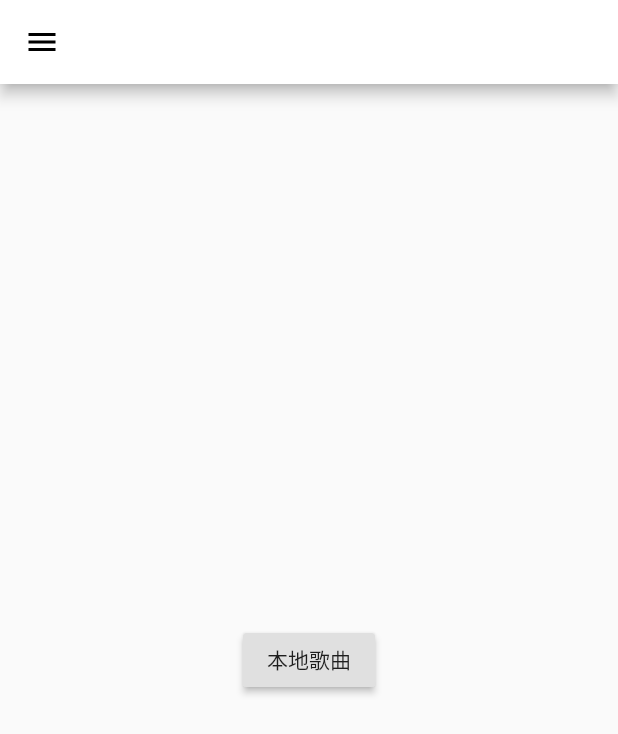
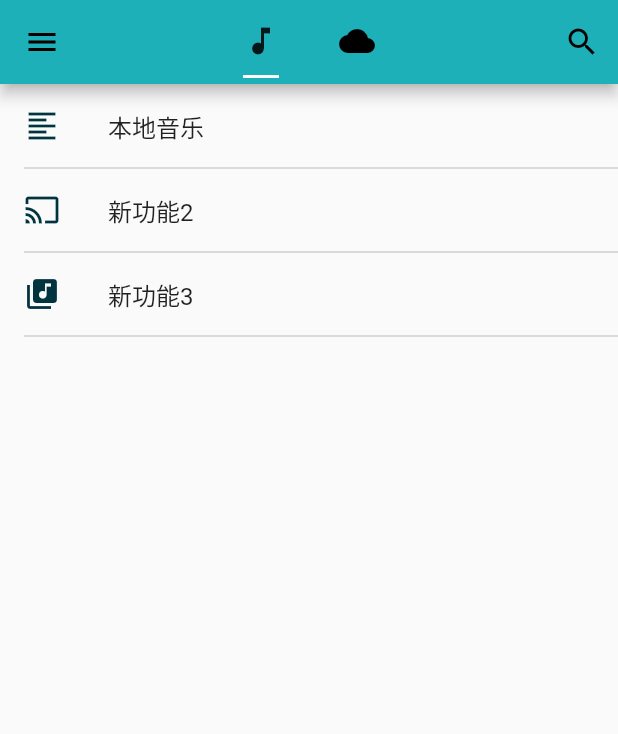
Before and after one commit to AbdusalamAbla/music_player, a Flutter app: the screen it shows after launch, on a phone screen of 412 x 824 dp. Shown: the top 734 px of the screen. Run offline on Flutter 3.47's test engine with Material 2 defaults, Android fonts, the phone set to English and light mode, and no system bars; our stand-ins replace overlay_support, sqflite; missing offline and left inert: audioplayer, draggable_scrollbar, simple_permissions; accounts and stored records are empty; generated files the repository leaves out were written again.

```diff
--- a/lib/home_page.dart
+++ b/lib/home_page.dart
@@ -1,10 +1,13 @@
 import 'package:flutter/material.dart';
+
+import 'package:music_player/model/audio_scp_model.dart';
+import 'package:music_player/model/music_scp_model.dart';
 import 'package:music_player/music/music_player.dart';
-import 'package:music_player/model/music_scp_model.dart';
-import 'package:music_player/model/audio_scp_model.dart';
-import 'routes.dart';
-import 'main/main_local.dart';
-import 'main/main_cloud.dart';
+
+import 'package:music_player/main/main_cloud.dart';
+import 'package:music_player/main/main_local.dart';
+import 'package:music_player/music/music_page_search.dart';
+import 'package:music_player/routes.dart';
 class HomePage extends StatefulWidget{
   @override
   _HomePageState createState()=>_HomePageState();
@@ -17,7 +20,7 @@ class _HomePageState extends State<HomePage> with SingleTickerProviderStateMixin
   final MusicFileModel songModel=MusicFileModel();
   final AudioModel audioModel=AudioModel();
   MusicPlayer musicPlayer;
-
+   int _lastIntegerSelected;
    final GlobalKey<ScaffoldState> _scaffoldKey = GlobalKey<ScaffoldState>();
 
   ProxyAnimation transitionAnimation =
@@ -31,7 +34,6 @@ class _HomePageState extends State<HomePage> with SingleTickerProviderStateMixin
     songModel.getSongListfromLocal();
     audioModel.initAudioPlayer();
     _tabController=TabController(vsync: this,length: 2);
-    audioModel.songList=songModel.songList;
     musicPlayer=new MusicPlayer(audioModel,audioModel.currentIndex);
   }
 
@@ -62,7 +64,7 @@ class _HomePageState extends State<HomePage> with SingleTickerProviderStateMixin
                           Divider(height: 0, indent: 16),
                           ListTile(
                             leading: Icon(Icons.format_quote),
-                            title: Text("Star On GitHub"),
+                            title: Text("关于开发人员"),
                             onTap: () {
                               // launch(
                               //     "https://github.com/boyan01/quiet-flutter");
@@ -77,6 +79,40 @@ class _HomePageState extends State<HomePage> with SingleTickerProviderStateMixin
           ),
       ),
       appBar: AppBar(
+        centerTitle: true,
+        title: Container(
+            height: kToolbarHeight,
+            width: 128,
+            child: TabBar(
+              controller: _tabController,
+              indicator:
+                  UnderlineTabIndicator(insets: EdgeInsets.only(bottom: 4)),
+              indicatorSize: TabBarIndicatorSize.label,
+              tabs: <Widget>[
+                Tab(child: Icon(Icons.music_note)),
+                Tab(child: Icon(Icons.cloud)),
+              ],
+            ),
+          ),
+          actions: <Widget>[
+
+        IconButton(
+            tooltip: 'Search',
+            icon: const Icon(Icons.search),
+            onPressed: () async {
+              final int selected = await showSearch<int>(
+                context: context,
+                delegate: searchDelegate,
+              );
+              if (selected != null && selected != _lastIntegerSelected) {
+                setState(() {
+                  _lastIntegerSelected = selected;
+                });
+              }
+            },
+          ),
+
+      ],
         leading: IconButton(
               icon: AnimatedIcon(
                   icon: AnimatedIcons.menu_arrow,
--- a/lib/main.dart
+++ b/lib/main.dart
@@ -11,7 +11,7 @@ class MyApp extends StatelessWidget {
       initialRoute: '/',
       routes: routes,
       theme: new ThemeData(
-        primaryColor: Colors.white,
+        primaryColor: Color.fromRGBO(29,176,184, 1),
         accentColor: Colors.black,
       ),
     );
--- a/lib/main/main_local.dart
+++ b/lib/main/main_local.dart
@@ -1,7 +1,11 @@
 import 'package:flutter/material.dart';
+
+import 'package:music_player/material/DividerWrapper.dart';
+import 'package:music_player/model/audio_scp_model.dart';
+import 'package:music_player/model/music_scp_model.dart';
 import 'package:music_player/music/local_music_page.dart';
-import 'package:music_player/model/music_scp_model.dart';
-import 'package:music_player/model/audio_scp_model.dart';
+
+import 'package:overlay_support/overlay_support.dart';
 class MainLocalPage extends StatefulWidget{
   final MusicFileModel songModel;
   final AudioModel audioModel;
@@ -16,14 +20,61 @@ class _MainLocalPageState extends State<MainLocalPage>{
   @override
   Widget build(BuildContext context) {
     return Scaffold(
-      body: Center(child: RaisedButton(
-        child: Text('本地歌曲'),
-        onPressed: (){
-          Navigator.push(context, new MaterialPageRoute(
+      body:
+        Column(
+          children: <Widget>[
+            DividerWrapper(
+            indent: 16,
+            child: ListTile(
+              leading: Icon(
+                Icons.format_align_left,
+                color:const  Color.fromRGBO(0,52,63, 1),
+              ),
+              title: Text.rich(TextSpan(children: [
+                TextSpan(text: '本地音乐'),
+                TextSpan(
+                    style: const TextStyle(fontSize: 13, color: Colors.grey),
+                    text:
+                        '  ${songModel.songList.length>0?songModel.songList.length:''}'),
+              ])),
+              onTap: () {
+                Navigator.push(context, new MaterialPageRoute(
             builder: (context)=>new LocalMusicPage(songModel: songModel,audioModel: audioModel,)
           ));
-        },//TODO 在主页创建对象后进行初始化赋值并在redux中传值到localpage页面
-      )),
+              },
+            )),
+            DividerWrapper(
+            indent: 16,
+            child: ListTile(
+              leading: Icon(
+                Icons.cast,
+                color: Color.fromRGBO(0,52,63, 1),
+              ),
+              title: Text.rich(TextSpan(children: [
+                TextSpan(text: '新功能2'),
+              ])),
+              onTap: () {
+                showSimpleNotification(context, Text('还未创建对应功能'),background: Colors.black12);
+              },
+            )),
+            DividerWrapper(
+            indent: 16,
+            child: ListTile(
+              leading: Icon(
+                Icons.library_music,
+                color:const  Color.fromRGBO(0,52,63, 1),
+              ),
+              title: Text.rich(TextSpan(children: [
+                TextSpan(text: '新功能3 '),
+              ])),
+              onTap: () {
+                showSimpleNotification(context, Text('还未创建对应功能'),background: Colors.black12);
+              },
+            )),
+
+
+          ],
+    ),
     );
   }
 
--- /dev/null
+++ b/lib/material/DividerWrapper.dart
@@ -0,0 +1,27 @@
+import 'package:flutter/material.dart';
+
+class DividerWrapper extends StatelessWidget {
+  final Widget child;
+
+  final double indent;
+
+  final double extent;
+
+  const DividerWrapper({Key key, this.child, this.indent = 0, this.extent = 0})
+      : super(key: key);
+
+  @override
+  Widget build(BuildContext context) {
+    return Container(
+      child: Column(
+        mainAxisSize: MainAxisSize.min,
+        crossAxisAlignment: CrossAxisAlignment.start,
+        children: <Widget>[
+          child,
+          SizedBox(height: extent),
+          Divider(height: 0, indent: indent,color: Colors.black26,)
+        ],
+      ),
+    );
+  }
+}
--- a/lib/music/music_page_search.dart
+++ b/lib/music/music_page_search.dart
@@ -15,9 +15,9 @@ class _SearchDemoSearchDelegate extends SearchDelegate<int> {
         progress: transitionAnimation,
       ),
       onPressed: () {
-        for (int item in _data) {
-          debugPrint("$item");
-        }
+        // for (int item in _data) {
+        //   debugPrint("$item");
+        // }
         close(context, null);
 
       },
--- a/lib/service/db_service.dart
+++ b/lib/service/db_service.dart
@@ -35,9 +35,8 @@ class SQLServer{
      });
 
      await database.transaction((txn) async {
-       int id = await txn.rawInsert(
+      await txn.rawInsert(
       'INSERT INTO $tableName(title,artist,path,modify, size) VALUES("${model.title}", "${model.artist}","${model.path}", "${model.modify}","${model.size}")');
-        print('insert:$id');
 });
   }
 
--- a/pubspec.yaml
+++ b/pubspec.yaml
@@ -33,6 +33,8 @@ dependencies:
   json_annotation: ^2.0.0
   audioplayer: ^0.5.2
   overlay_support: ^0.1.0
+  draggable_scrollbar: ^0.0.4
+
 dev_dependencies:
   flutter_test:
     sdk: flutter
```
Also changed, not shown: lib/model/music_scp_model.dart (+18 -31 lines), lib/music/local_music_page.dart (+55 -68 lines), lib/music/music_player.dart (+6 -3 lines), pubspec.lock.
